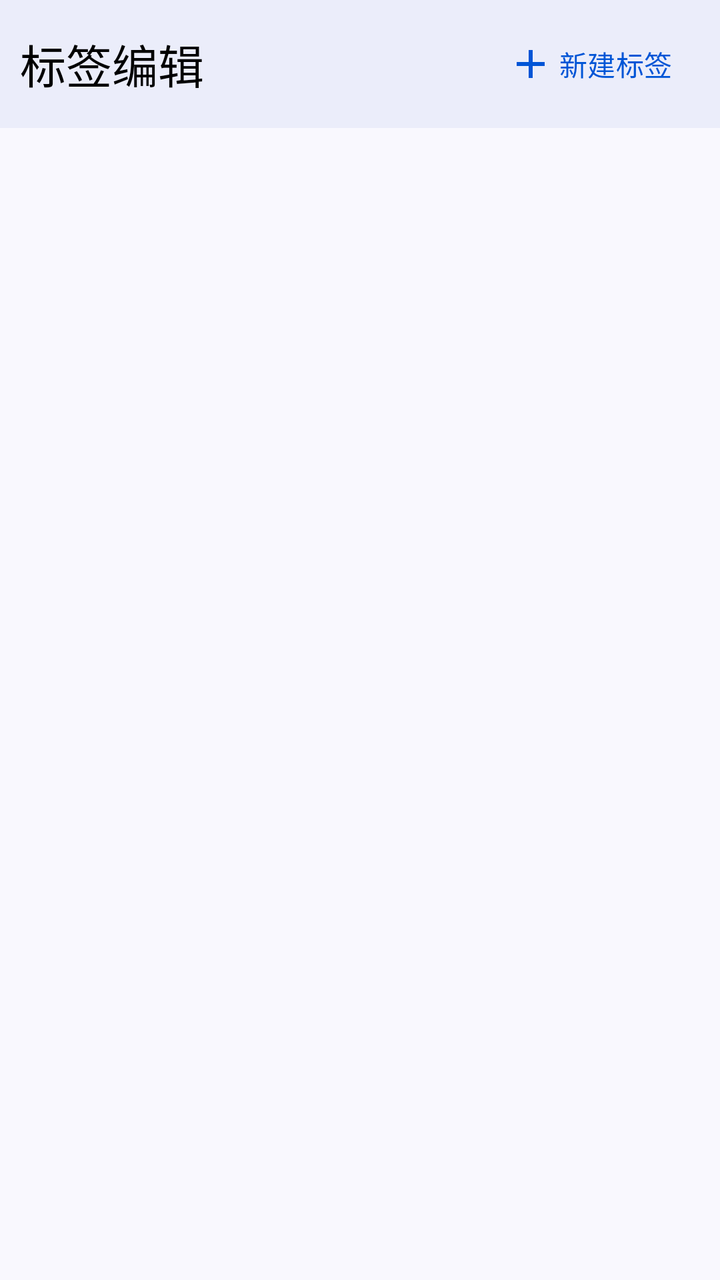
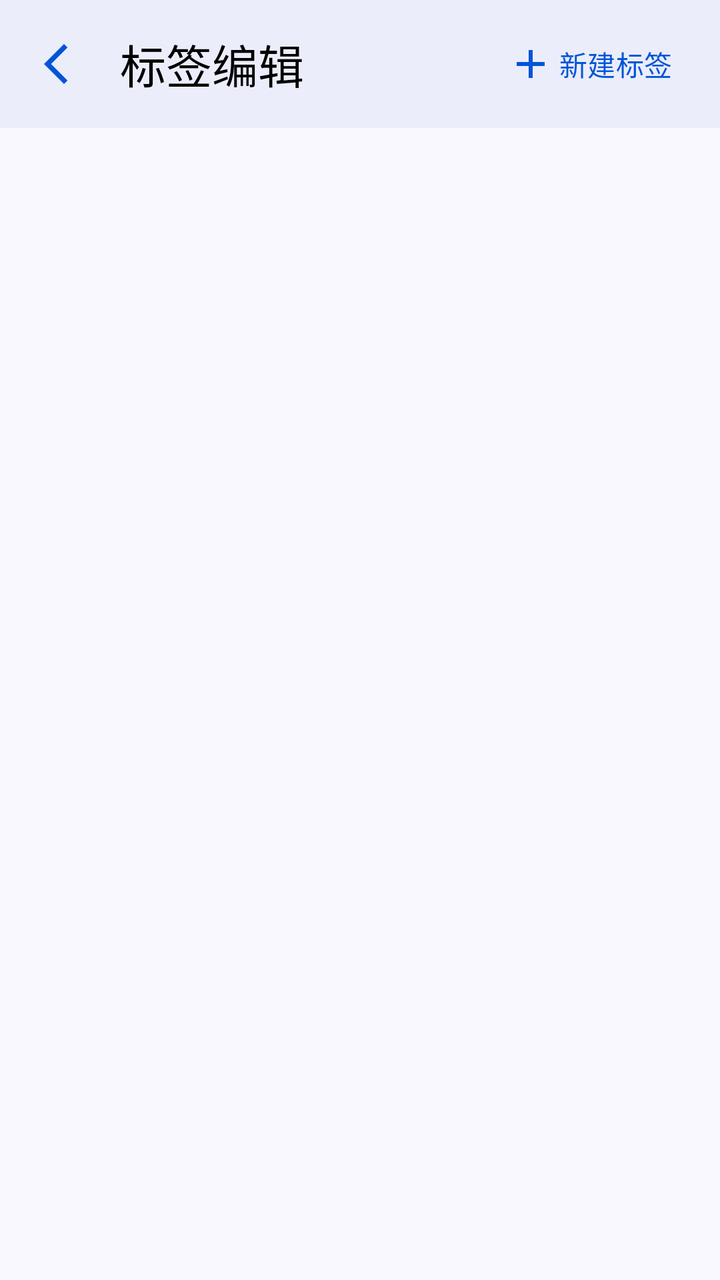

An Android layout rendered at two revisions. The XML below is the earlier revision; the diff shows what the commit changed to produce the second picture.
<!-- AndroidManifest.xml: application theme Theme.ProjectManager -->
<!-- res/layout/activity_tag_edit.xml -->
<?xml version="1.0" encoding="utf-8"?>
<androidx.constraintlayout.widget.ConstraintLayout xmlns:android="http://schemas.android.com/apk/res/android"
    xmlns:app="http://schemas.android.com/apk/res-auto"
    xmlns:tools="http://schemas.android.com/tools"
    android:id="@+id/main"
    style="@style/PageStyle"
    android:layout_width="match_parent"
    android:layout_height="match_parent"
    tools:context=".ui.bookkeeping.tag.edit.EditActivity">

    <com.google.android.material.appbar.MaterialToolbar
        android:id="@+id/edit_tag_toolbar"
        android:layout_width="match_parent"
        android:layout_height="?attr/actionBarSize"
        app:layout_constraintEnd_toEndOf="parent"
        app:layout_constraintStart_toStartOf="parent"
        app:layout_constraintTop_toTopOf="parent"
        app:title="@string/title_edit_tag">

        <com.google.android.material.button.MaterialButton
            android:id="@+id/tag_add_btn"
            style="@style/TransparentBtnStyle"
            android:layout_width="wrap_content"
            android:layout_height="wrap_content"
            android:layout_gravity="end"
            android:drawableLeft="@drawable/baseline_add_24"
            android:text="新建标签" />
    </com.google.android.material.appbar.MaterialToolbar>

    <androidx.recyclerview.widget.RecyclerView
        android:id="@+id/tag_group_recycler"
        android:layout_width="match_parent"
        android:layout_height="wrap_content"
        app:layoutManager="androidx.recyclerview.widget.LinearLayoutManager"
        app:layout_constraintTop_toBottomOf="@+id/edit_tag_toolbar" />
</androidx.constraintlayout.widget.ConstraintLayout>
<!-- resources referenced by this layout -->
<resources>
  <!-- drawable baseline_add_24 (drawable) -->
  <vector xmlns:android="http://schemas.android.com/apk/res/android" android:height="24dp" android:tint="#000000" android:viewportHeight="24" android:viewportWidth="24" android:width="24dp">
        
      <path android:fillColor="@android:color/white" android:pathData="M19,13h-6v6h-2v-6H5v-2h6V5h2v6h6v2z"/>
      
  </vector>
  <string name="title_edit_tag">标签编辑</string>
  <style name="PageStyle">
          <item name="android:fitsSystemWindows">true</item>
          <item name="android:background">@color/page_background</item>
      </style>
  <style name="TransparentBtnStyle" parent="Widget.Material3.Button">
          <item name="android:background">@android:color/transparent</item>
          <item name="android:textColor">@color/theme_blue</item>
          <item name="iconPadding">2dp</item>
      </style>
  <style name="Theme.ProjectManager" parent="Theme.Material3.DayNight.NoActionBar">
          
          <item name="colorPrimary">@color/theme_blue</item>
          <item name="colorPrimaryVariant">@color/theme_blue_variant</item>
          <item name="colorOnPrimary">@color/white</item>
          
          <item name="colorSecondary">@color/teal_200</item>
          <item name="colorSecondaryVariant">@color/teal_700</item>
          <item name="colorOnSecondary">@color/black</item>
          
          <item name="android:statusBarColor">@color/page_background</item>
          
          <item name="toolbarStyle">@style/ToolBarStyle</item>
          <item name="drawableTint">@color/theme_blue</item>
          <item name="colorControlActivated">@color/theme_blue</item>
          <item name="android:windowLightStatusBar">true</item>
      </style>
  <color name="page_background">#f9f8fe</color>
  <color name="theme_blue">#0055d6</color>
  <color name="theme_blue_variant">#dae1fe</color>
  <color name="white">#FFFFFFFF</color>
  <color name="teal_200">#FF03DAC5</color>
  <color name="teal_700">#FF018786</color>
  <color name="black">#FF000000</color>
  <style name="ToolBarStyle">
          <item name="android:background">@color/toolbar_background</item>
          <item name="contentInsetStart">10dp</item>
          <item name="titleTextAppearance">@style/TitleStyle</item>
      </style>
  <color name="toolbar_background">#ebedfa</color>
  <style name="TitleStyle">
          <item name="android:textSize">23sp</item>
          <item name="android:textColor">@color/black</item>
      </style>
</resources>

<!-- the commit's change to res/layout/activity_tag_edit.xml (unified diff, before → after) -->
@@ -9,12 +9,13 @@
     tools:context=".ui.bookkeeping.tag.edit.EditActivity">
 
     <com.google.android.material.appbar.MaterialToolbar
-        android:id="@+id/edit_tag_toolbar"
+        android:id="@+id/toolbar"
         android:layout_width="match_parent"
         android:layout_height="?attr/actionBarSize"
         app:layout_constraintEnd_toEndOf="parent"
         app:layout_constraintStart_toStartOf="parent"
         app:layout_constraintTop_toTopOf="parent"
+        app:navigationIcon="@drawable/baseline_arrow_back_ios_new_24"
         app:title="@string/title_edit_tag">
 
         <com.google.android.material.button.MaterialButton
@@ -24,7 +25,7 @@
             android:layout_height="wrap_content"
             android:layout_gravity="end"
             android:drawableLeft="@drawable/baseline_add_24"
-            android:text="新建标签" />
+            android:text="@string/new_tag" />
     </com.google.android.material.appbar.MaterialToolbar>
 
     <androidx.recyclerview.widget.RecyclerView
@@ -32,5 +33,5 @@
         android:layout_width="match_parent"
         android:layout_height="wrap_content"
         app:layoutManager="androidx.recyclerview.widget.LinearLayoutManager"
-        app:layout_constraintTop_toBottomOf="@+id/edit_tag_toolbar" />
+        app:layout_constraintTop_toBottomOf="@+id/toolbar" />
 </androidx.constraintlayout.widget.ConstraintLayout>
<!-- resource entries referenced after the edit -->
@@ -6,6 +6,13 @@
       <path android:fillColor="@android:color/white" android:pathData="M19,13h-6v6h-2v-6H5v-2h6V5h2v6h6v2z"/>
       
   </vector>
+  <!-- drawable baseline_arrow_back_ios_new_24 (drawable) -->
+  <vector xmlns:android="http://schemas.android.com/apk/res/android" android:height="24dp" android:tint="#000000" android:viewportHeight="24" android:viewportWidth="24" android:width="24dp">
+        
+      <path android:fillColor="@android:color/white" android:pathData="M17.77,3.77l-1.77,-1.77l-10,10l10,10l1.77,-1.77l-8.23,-8.23z"/>
+      
+  </vector>
+  <string name="new_tag">新建标签</string>
   <string name="title_edit_tag">标签编辑</string>
   <style name="PageStyle">
           <item name="android:fitsSystemWindows">true</item>
@@ -40,8 +47,9 @@
   <color name="teal_200">#FF03DAC5</color>
   <color name="teal_700">#FF018786</color>
   <color name="black">#FF000000</color>
-  <style name="ToolBarStyle">
+  <style name="ToolBarStyle" parent="Widget.Material3.Toolbar">
           <item name="android:background">@color/toolbar_background</item>
+          <item name="navigationIconTint">@color/theme_blue</item>
           <item name="contentInsetStart">10dp</item>
           <item name="titleTextAppearance">@style/TitleStyle</item>
       </style>
